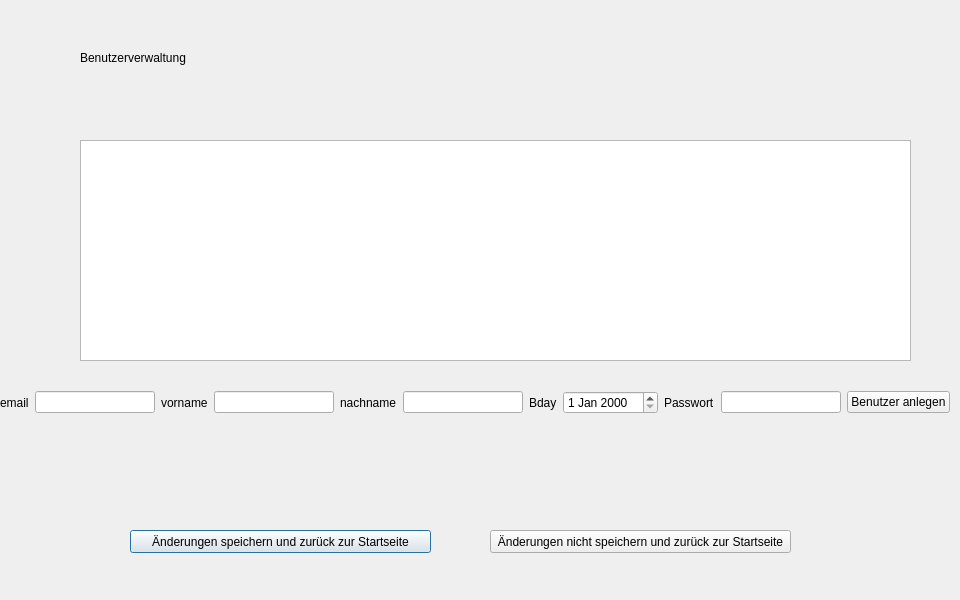
First picture: the form in benutzerverwaltung.ui, repository ChristophRitzer/software_engineering, before the edit.
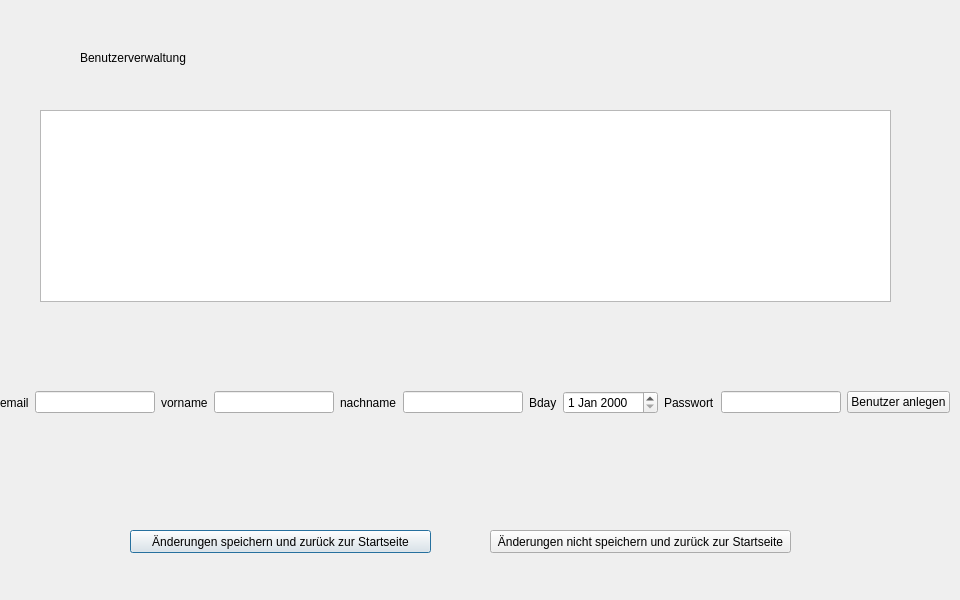
Second picture: the form after the edit.

The edit to the form file:
```diff
--- a/benutzerverwaltung.ui
+++ b/benutzerverwaltung.ui
@@ -26,16 +26,6 @@
     <string>Benutzerverwaltung</string>
    </property>
   </widget>
-  <widget class="QListView" name="listView">
-   <property name="geometry">
-    <rect>
-     <x>80</x>
-     <y>140</y>
-     <width>831</width>
-     <height>221</height>
-    </rect>
-   </property>
-  </widget>
   <widget class="QPushButton" name="pushButton_speichernundzuruck">
    <property name="geometry">
     <rect>
@@ -62,7 +52,7 @@
     <string>Änderungen nicht speichern und zurück zur Startseite</string>
    </property>
   </widget>
-  <widget class="QWidget" name="">
+  <widget class="QWidget" name="layoutWidget">
    <property name="geometry">
     <rect>
      <x>0</x>
@@ -131,6 +121,16 @@
     </item>
    </layout>
   </widget>
+  <widget class="QListWidget" name="listWidget">
+   <property name="geometry">
+    <rect>
+     <x>40</x>
+     <y>110</y>
+     <width>851</width>
+     <height>192</height>
+    </rect>
+   </property>
+  </widget>
  </widget>
  <resources/>
  <connections/>
```
